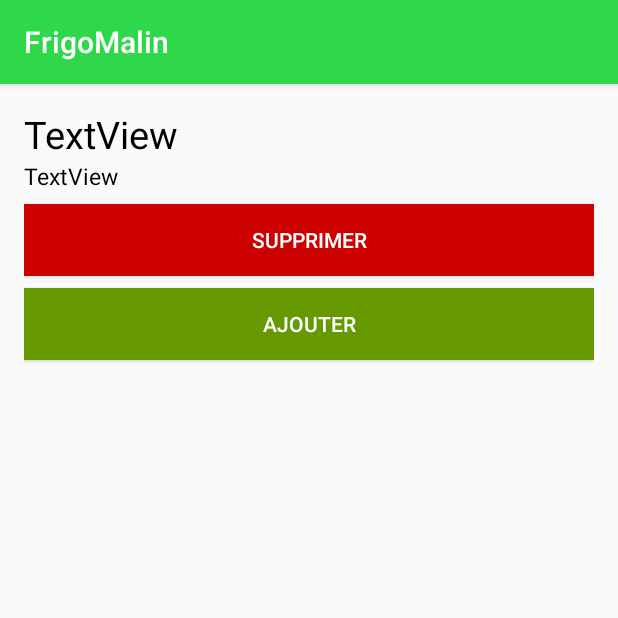
After one commit to FrigoPlacard/projet, an Android app: the VoirProduit screen opened directly, with no data from a screen before it, on a phone screen of 412 x 824 dp, the top half of it. The commit adds this screen. Run offline under Robolectric (Android 15) with nearby library versions, the phone set to English and light mode, and no system bars; network calls fail; 4 statements that could not run were skipped.

Commit message:
liste view

```diff
--- a/FrigoMalin/app/src/main/AndroidManifest.xml
+++ b/FrigoMalin/app/src/main/AndroidManifest.xml
@@ -24,7 +24,9 @@
             android:name="com.google.android.gms.version"
             android:value="@integer/google_play_services_version" />
 
-        <activity android:name=".Ajout_element"></activity>
+        <activity android:name=".Ajout_element" />
+        <activity android:name=".VoirPlacard" />
+        <activity android:name=".VoirProduit"></activity>
     </application>
 
 </manifest>
--- a/FrigoMalin/app/src/main/java/com/example/ensai/frigomalin/Ajout_element.java
+++ b/FrigoMalin/app/src/main/java/com/example/ensai/frigomalin/Ajout_element.java
@@ -65,7 +65,7 @@ public class Ajout_element extends AppCompatActivity implements View.OnClickList
         quantite = (EditText)findViewById(R.id.quantite);
         Date date = new Date((month_x+1) + "/" + day_x + "/" + year_x);
         Produit produit= new Produit(nom.getText().toString(),Integer.parseInt(quantite.getText().toString()),date,"viande");
-        ProduitDAO produitDAO= new ProduitDAO();
+        ProduitDAO produitDAO= new ProduitDAO(this);
         produitDAO.create(produit);
 
         Toast.makeText(Ajout_element.this, "element ajouté", Toast.LENGTH_SHORT).show();
--- a/FrigoMalin/app/src/main/java/com/example/ensai/frigomalin/LireURL.java
+++ b/FrigoMalin/app/src/main/java/com/example/ensai/frigomalin/LireURL.java
@@ -114,7 +114,7 @@ public class LireURL extends AppCompatActivity implements View.OnClickListener {
         quantite = (EditText)findViewById(R.id.quantite);
         Date date = new Date((month_x+1) + "/" + day_x + "/" + year_x);
         Produit produit= new Produit(nom.getText().toString(),Integer.parseInt(quantite.getText().toString()),date,"viande");
-        ProduitDAO produitDAO= new ProduitDAO();
+        ProduitDAO produitDAO= new ProduitDAO(this);
         produitDAO.create(produit);
 
     }
--- a/FrigoMalin/app/src/main/java/com/example/ensai/frigomalin/MainActivity.java
+++ b/FrigoMalin/app/src/main/java/com/example/ensai/frigomalin/MainActivity.java
@@ -28,4 +28,8 @@ public class MainActivity extends AppCompatActivity {
         startActivity(new Intent(MainActivity.this, ScannerCodeBarre.class));
     }
 
+    public void cliqueVisite (View v){
+        startActivity(new Intent(MainActivity.this, VoirPlacard.class));
+    }
+
 }
--- a/FrigoMalin/app/src/main/java/com/example/ensai/frigomalin/ScannerCodeBarre.java
+++ b/FrigoMalin/app/src/main/java/com/example/ensai/frigomalin/ScannerCodeBarre.java
@@ -37,6 +37,7 @@ public class ScannerCodeBarre extends AppCompatActivity {
     public void onClick2(View v){
         Intent i = new Intent(this, Ajout_element.class);
         startActivity(i);
+        finish();
 
     }
 
@@ -51,6 +52,7 @@ public class ScannerCodeBarre extends AppCompatActivity {
             Intent i = new Intent(this, LireURL.class);
             i.putExtra("code",scanContent);
             startActivity(i);
+            finish();
         }
         else{
             Toast toast = Toast.makeText(getApplicationContext(),
--- /dev/null
+++ b/FrigoMalin/app/src/main/java/com/example/ensai/frigomalin/VoirProduit.java
@@ -0,0 +1,35 @@
+package com.example.ensai.frigomalin;
+
+import android.support.v7.app.AppCompatActivity;
+import android.os.Bundle;
+import android.widget.TextView;
+
+import org.w3c.dom.Text;
+
+import java.util.Date;
+
+
+public class VoirProduit extends AppCompatActivity {
+    TextView nomView,dateView;
+
+
+    @Override
+    protected void onCreate(Bundle savedInstanceState) {
+        super.onCreate(savedInstanceState);
+
+        nomView = (TextView) findViewById(R.id.nom_produit_2);
+        dateView = (TextView) findViewById(R.id.date_produit_2);
+
+        //récupérer les données
+        Bundle b = getIntent().getExtras();
+        String nom = b.getString("nom");
+        long dateLong = b.getLong("date");
+        Date date = new Date(dateLong);
+        nomView.setText(nom);
+        dateView.setText(date.getDay() +" "+date.getMonth()+ " "+date.getYear());
+
+        setContentView(R.layout.activity_voir_produit);
+
+
+    }
+}
--- a/FrigoMalin/app/src/main/java/com/example/ensai/frigomalin/data/BaseHelper.java
+++ b/FrigoMalin/app/src/main/java/com/example/ensai/frigomalin/data/BaseHelper.java
@@ -20,7 +20,7 @@ public class BaseHelper extends SQLiteOpenHelper{
     }
     @Override
     public void onCreate(SQLiteDatabase db) {
-        db.execSQL("CREATE TABLE frigo ( nom TEXT, quantite integer,categorie TEXT,date LONG)");
+        db.execSQL("CREATE TABLE frigo (ID INTEGER PRIMARY KEY AUTOINCREMENT, nom TEXT, quantite integer,categorie TEXT,date LONG)");
     }
 
     @Override
--- a/FrigoMalin/app/src/main/res/layout/activity_ajout_element.xml
+++ b/FrigoMalin/app/src/main/res/layout/activity_ajout_element.xml
@@ -54,6 +54,9 @@
     </LinearLayout>
 
 
+    <Space
+        android:layout_width="match_parent"
+        android:layout_height="8dp" />
 
     <Button
         android:layout_width="match_parent"
--- a/FrigoMalin/app/src/main/res/layout/activity_main.xml
+++ b/FrigoMalin/app/src/main/res/layout/activity_main.xml
@@ -37,6 +37,7 @@
         android:layout_height="wrap_content"
         android:text="@string/bouton"
         android:layout_weight="0.2"
+        android:onClick="cliqueVisite"
         android:id="@+id/boutonvisite" />
 
     <Button
--- /dev/null
+++ b/FrigoMalin/app/src/main/res/layout/activity_voir_produit.xml
@@ -0,0 +1,55 @@
+<?xml version="1.0" encoding="utf-8"?>
+<LinearLayout xmlns:android="http://schemas.android.com/apk/res/android"
+    xmlns:tools="http://schemas.android.com/tools"
+    android:id="@+id/activity_voir_produit"
+    android:layout_width="match_parent"
+    android:layout_height="match_parent"
+    android:paddingBottom="@dimen/activity_vertical_margin"
+    android:paddingLeft="@dimen/activity_horizontal_margin"
+    android:paddingRight="@dimen/activity_horizontal_margin"
+    android:paddingTop="@dimen/activity_vertical_margin"
+    android:orientation="vertical"
+    tools:context="com.example.ensai.frigomalin.VoirProduit">
+
+    <TextView
+        android:text="TextView"
+        android:layout_width="match_parent"
+        android:layout_height="wrap_content"
+        android:textSize="25dp"
+        android:textColor="@android:color/black"
+        android:id="@+id/nom_produit_2"/>
+
+    <TextView
+        android:text="TextView"
+        android:layout_width="match_parent"
+        android:layout_height="wrap_content"
+        android:textSize="15dp"
+        android:textColor="@android:color/black"
+        android:id="@+id/date_produit_2"/>
+
+    <Space
+        android:layout_width="16dp"
+        android:layout_height="8dp" />
+
+    <Button
+        android:layout_width="match_parent"
+        android:layout_height="wrap_content"
+        android:text="@string/supprimer"
+        android:textColor="@android:color/white"
+        android:id="@+id/supprimer"
+        android:background="@android:color/holo_red_dark"/>
+    <Space
+        android:layout_width="16dp"
+        android:layout_height="8dp" />
+
+    <Button
+        android:layout_width="match_parent"
+        android:layout_height="wrap_content"
+        android:text="@string/ajouter_produit"
+        android:textColor="@android:color/white"
+        android:id="@+id/ajouter_produit"
+        android:background="@android:color/holo_green_dark"/>
+
+
+
+</LinearLayout>
--- a/FrigoMalin/app/src/main/res/values/strings.xml
+++ b/FrigoMalin/app/src/main/res/values/strings.xml
@@ -11,6 +11,8 @@
     <string name="ajouter">Ajouter</string>
     <string name="quantite">Quantité</string>
     <string name="nombre">Nombre</string>
+    <string name="supprimer">Supprimer</string>
+    <string name="ajouter_produit">Ajouter</string>
 
 
 </resources>
```
Also changed, not shown: FrigoMalin/app/src/main/java/com/example/ensai/frigomalin/DAO/ProduitDAO.java (+10 -3 lines), FrigoMalin/app/src/main/java/com/example/ensai/frigomalin/MonAdapter.java (added, +67 -0 lines), FrigoMalin/app/src/main/java/com/example/ensai/frigomalin/VoirPlacard.java (added, +79 -0 lines), FrigoMalin/app/src/main/res/layout/activity_voir_placard.xml (added, +21 -0 lines), FrigoMalin/app/src/main/res/layout/layout_produit.xml (added, +20 -0 lines).
